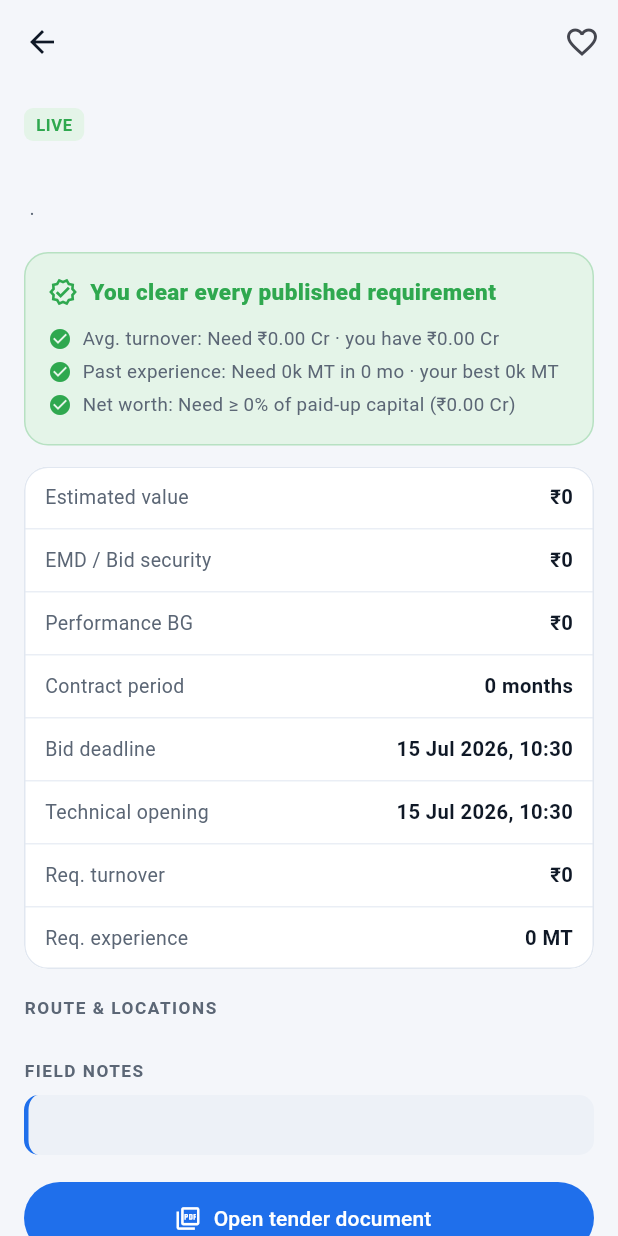
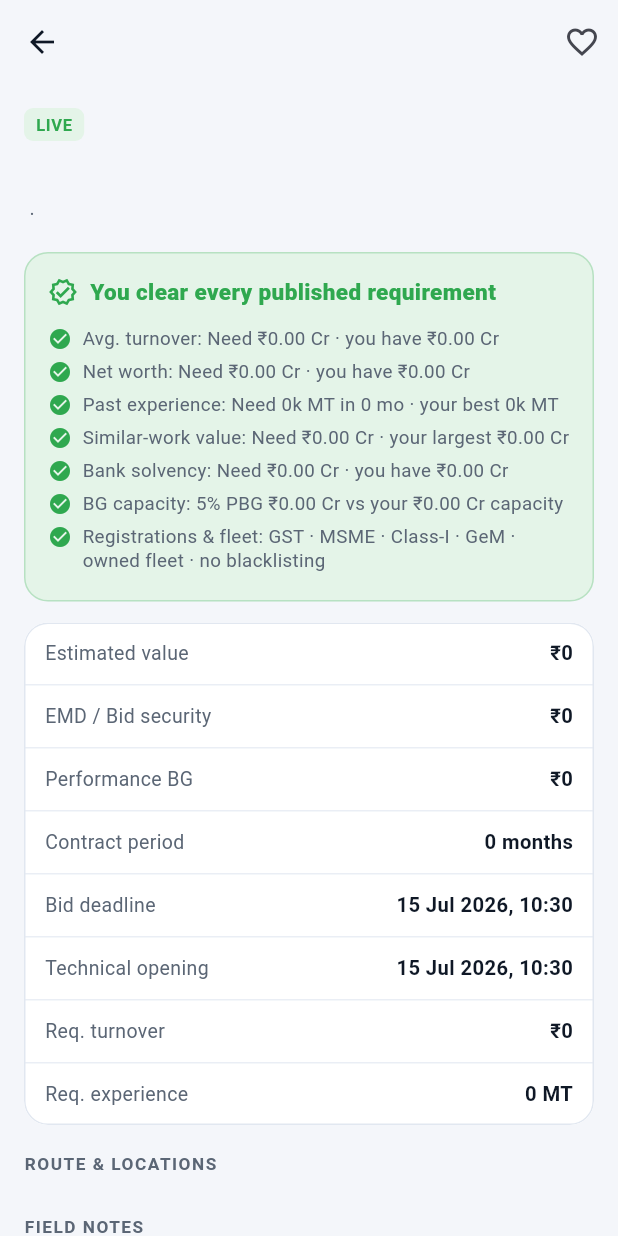
Before and after one commit to aman55501-cyber/mdo-platform, a Flutter app: the TenderDetailScreen screen opened directly with empty values, on a phone screen of 412 x 824 dp. Run offline on Flutter 3.47's test engine with Material 3 defaults, Android fonts, the phone set to English and light mode, and no system bars; our stand-ins replace flutter_local_notifications, google_maps_flutter, supabase_flutter, timezone; accounts and stored records are empty.

Commit message:
Add Eligibility module (4th tab) with corrected criteria engine
- New Eligibility tab: judges every open tender against the full profile and
  splits into Eligible / Needs review buckets, with a per-criterion breakdown.
- Eligibility engine extended to all four groups: turnover & net worth,
  experience (tonnage + similar-work value), solvency/EMD/PBG capacity,
  registrations/fleet/blacklisting.
- Fixed net-worth test: compares against absolute requirement or % of contract
  value, never % of paid-up capital (the old bug that could misjudge).
- Soft vs hard checks: BG shortfall flags but does not disqualify.
- OrgProfile + Tender models gain solvency, PBG capacity, largest work order,
  registration flags, and qr_networth/experience-value/solvency thresholds.

Co-Authored-By: Claude Opus 4.8 <noreply@anthropic.com>

```diff
--- a/vwlr_tender_map/lib/models/org_profile.dart
+++ b/vwlr_tender_map/lib/models/org_profile.dart
@@ -13,7 +13,15 @@ class OrgProfile {
   final num? maxExperienceMt;
   final int? experienceWindowMonths;
   final num? maxSingleMonthMt;
+  final num? largestWorkOrderInr;
+  final num? largestWorkOrderMt;
+  final num? solvencyInr;
+  final num? pbgCapacityInr;
   final bool isMsme;
+  final bool isClass1;
+  final bool isGem;
+  final bool hasGst;
+  final bool blacklisted;
   final int operatingRadiusKm;
 
   OrgProfile({
@@ -28,7 +36,15 @@ class OrgProfile {
     this.maxExperienceMt,
     this.experienceWindowMonths,
     this.maxSingleMonthMt,
+    this.largestWorkOrderInr,
+    this.largestWorkOrderMt,
+    this.solvencyInr,
+    this.pbgCapacityInr,
     this.isMsme = true,
+    this.isClass1 = true,
+    this.isGem = true,
+    this.hasGst = true,
+    this.blacklisted = false,
     this.operatingRadiusKm = 300,
   });
 
@@ -44,7 +60,15 @@ class OrgProfile {
         maxExperienceMt: _n(m['max_experience_mt']),
         experienceWindowMonths: m['experience_window_months'] == null ? null : _i(m['experience_window_months'], 0),
         maxSingleMonthMt: _n(m['max_single_month_mt']),
+        largestWorkOrderInr: _n(m['largest_work_order_inr']),
+        largestWorkOrderMt: _n(m['largest_work_order_mt']),
+        solvencyInr: _n(m['solvency_inr']),
+        pbgCapacityInr: _n(m['pbg_capacity_inr']),
         isMsme: m['is_msme'] ?? true,
+        isClass1: m['is_class1'] ?? true,
+        isGem: m['is_gem'] ?? true,
+        hasGst: m['has_gst'] ?? true,
+        blacklisted: m['blacklisted'] ?? false,
         operatingRadiusKm: _i(m['operating_radius_km'], 300),
       );
 }
--- a/vwlr_tender_map/lib/models/tender.dart
+++ b/vwlr_tender_map/lib/models/tender.dart
@@ -39,6 +39,9 @@ class Tender {
   final num? qrExperienceMt;
   final int? qrExperienceWindowMonths;
   final int? qrNetworthPct;
+  final num? qrNetworthInr;
+  final num? qrExperienceValueInr;
+  final num? qrSolvencyInr;
   final int? relevanceScore;
   final String? eligibilityNotes;
   final String? pdfUrl;
@@ -63,6 +66,9 @@ class Tender {
     this.qrExperienceMt,
     this.qrExperienceWindowMonths,
     this.qrNetworthPct,
+    this.qrNetworthInr,
+    this.qrExperienceValueInr,
+    this.qrSolvencyInr,
     this.relevanceScore,
     this.eligibilityNotes,
     this.pdfUrl,
@@ -91,6 +97,9 @@ class Tender {
       qrExperienceMt: _n(m['qr_experience_mt']),
       qrExperienceWindowMonths: _i(m['qr_experience_window_months']),
       qrNetworthPct: _i(m['qr_networth_pct']),
+      qrNetworthInr: _n(m['qr_networth_inr']),
+      qrExperienceValueInr: _n(m['qr_experience_value_inr']),
+      qrSolvencyInr: _n(m['qr_solvency_inr']),
       relevanceScore: _i(m['relevance_score']),
       eligibilityNotes: m['eligibility_notes'],
       pdfUrl: m['pdf_url'],
--- a/vwlr_tender_map/lib/screens/home_shell.dart
+++ b/vwlr_tender_map/lib/screens/home_shell.dart
@@ -5,6 +5,7 @@ import '../services/eligibility.dart';
 import '../services/notifications.dart';
 import '../services/tender_repository.dart';
 import 'dashboard_screen.dart';
+import 'eligibility_screen.dart';
 import 'list_screen.dart';
 import 'map_screen.dart';
 import 'tender_detail_screen.dart';
@@ -114,7 +115,7 @@ class _HomeShellState extends State<HomeShell> {
       );
     }
 
-    final titles = ['Map', 'Tenders', 'Dashboard'];
+    final titles = ['Map', 'Tenders', 'Eligibility', 'Dashboard'];
     final pages = [
       MapScreen(org: _org!, tenders: _tenders, onOpen: _open),
       ListScreen(
@@ -123,6 +124,7 @@ class _HomeShellState extends State<HomeShell> {
           relevantIds: _relevantIds,
           onOpen: _open,
           onHeart: _heart),
+      EligibilityScreen(org: _org!, tenders: _tenders, onOpen: _open),
       DashboardScreen(
           org: _org!, tenders: _tenders, eligibleIds: _eligibleIds),
     ];
@@ -143,6 +145,8 @@ class _HomeShellState extends State<HomeShell> {
           NavigationDestination(
               icon: Icon(Icons.list_alt_outlined), label: 'Tenders'),
           NavigationDestination(
+              icon: Icon(Icons.fact_check_outlined), label: 'Eligibility'),
+          NavigationDestination(
               icon: Icon(Icons.dashboard_outlined), label: 'Dashboard'),
         ],
       ),
--- a/vwlr_tender_map/lib/services/eligibility.dart
+++ b/vwlr_tender_map/lib/services/eligibility.dart
@@ -3,46 +3,110 @@ import '../models/org_profile.dart';
 
 class Check {
   final String label;
-  final bool? pass; // null = not applicable / no published requirement
+  final bool? pass; // null = requirement not published / can't verify yet
   final String detail;
-  Check(this.label, this.pass, this.detail);
+  final bool hard; // hard checks gate eligibility; soft ones only inform
+  Check(this.label, this.pass, this.detail, {this.hard = true});
 }
 
 class Eligibility {
   final List<Check> checks;
   Eligibility(this.checks);
 
-  /// eligible = every applicable check passes.
-  bool get eligible =>
-      checks.where((c) => c.pass != null).every((c) => c.pass == true) &&
-      checks.any((c) => c.pass != null);
+  // A tender is judged only once its core gates (turnover / experience) are
+  // known. Hard checks decide eligibility; soft ones (BG capacity, registrations)
+  // only annotate.
+  bool get _coreParsed => checks.any((c) =>
+      (c.label == 'Avg. turnover' || c.label == 'Past experience') &&
+      c.pass != null);
+  bool get _hardFail => checks.any((c) => c.hard && c.pass == false);
 
-  bool get noPublishedCriteria => checks.every((c) => c.pass == null);
+  bool get eligible => _coreParsed && !_hardFail;
+  bool get ineligible => _coreParsed && _hardFail;
+
+  /// Criteria not yet parsed from the document — sits in the "Needs review" bucket.
+  bool get needsReview => !_coreParsed;
+  bool get noPublishedCriteria => !_coreParsed;
 }
 
 Eligibility assess(Tender t, OrgProfile o) {
   final checks = <Check>[];
 
+  // 1) Turnover & net worth ------------------------------------------------
   if (t.qrMinTurnoverInr != null && o.avgTurnoverInr != null) {
     final ok = o.avgTurnoverInr! >= t.qrMinTurnoverInr!;
     checks.add(Check('Avg. turnover', ok,
         'Need ${_cr(t.qrMinTurnoverInr!)} · you have ${_cr(o.avgTurnoverInr!)}'));
   }
+  // Net worth: absolute requirement, else % of the ESTIMATED CONTRACT VALUE
+  // (never % of paid-up capital), else a simple positive-net-worth test.
+  if (o.netWorthInr != null) {
+    if (t.qrNetworthInr != null) {
+      final ok = o.netWorthInr! >= t.qrNetworthInr!;
+      checks.add(Check('Net worth', ok,
+          'Need ${_cr(t.qrNetworthInr!)} · you have ${_cr(o.netWorthInr!)}'));
+    } else if (t.qrNetworthPct != null && t.valueInr != null) {
+      final need = (t.qrNetworthPct! / 100.0) * t.valueInr!;
+      final ok = o.netWorthInr! >= need;
+      checks.add(Check('Net worth', ok,
+          'Need ≥ ${t.qrNetworthPct}% of contract value (${_cr(need)}) · you have ${_cr(o.netWorthInr!)}'));
+    } else if (t.qrNetworthPct != null) {
+      checks.add(Check('Net worth', null,
+          'Need ≥ ${t.qrNetworthPct}% of contract value · value not published'));
+    }
+  }
 
+  // 2) Experience (tonnage & work-order value) -----------------------------
   if (t.qrExperienceMt != null && o.maxExperienceMt != null) {
     final ok = o.maxExperienceMt! >= t.qrExperienceMt!;
     checks.add(Check('Past experience', ok,
         'Need ${_mt(t.qrExperienceMt!)} in ${t.qrExperienceWindowMonths ?? '?'} mo · your best ${_mt(o.maxExperienceMt!)}'));
   }
+  if (t.qrExperienceValueInr != null) {
+    if (o.largestWorkOrderInr != null) {
+      final ok = o.largestWorkOrderInr! >= t.qrExperienceValueInr!;
+      checks.add(Check('Similar-work value', ok,
+          'Need ${_cr(t.qrExperienceValueInr!)} · your largest ${_cr(o.largestWorkOrderInr!)}'));
+    } else {
+      checks.add(Check('Similar-work value', null,
+          'Need ${_cr(t.qrExperienceValueInr!)} · add your largest work order'));
+    }
+  }
 
-  if (t.qrNetworthPct != null &&
-      o.netWorthInr != null &&
-      o.paidUpCapitalInr != null) {
-    final need = (t.qrNetworthPct! / 100.0) * o.paidUpCapitalInr!;
-    final ok = o.netWorthInr! >= need;
-    checks.add(Check('Net worth', ok,
-        'Need ≥ ${t.qrNetworthPct}% of paid-up capital (${_cr(need)})'));
+  // 3) Solvency, EMD & PBG capacity ----------------------------------------
+  if (t.qrSolvencyInr != null) {
+    if (o.solvencyInr != null) {
+      final ok = o.solvencyInr! >= t.qrSolvencyInr!;
+      checks.add(Check('Bank solvency', ok,
+          'Need ${_cr(t.qrSolvencyInr!)} · you have ${_cr(o.solvencyInr!)}'));
+    } else {
+      checks.add(Check('Bank solvency', null,
+          'Need ${_cr(t.qrSolvencyInr!)} · solvency not on file'));
+    }
   }
+  if (t.valueInr != null && o.pbgCapacityInr != null) {
+    final pbg = 0.05 * t.valueInr!;
+    final ok = pbg <= o.pbgCapacityInr!;
+    checks.add(Check('BG capacity', ok,
+        '5% PBG ${_cr(pbg)} vs your ${_cr(o.pbgCapacityInr!)} capacity${ok ? '' : ' — arrange larger BG'}',
+        hard: false));
+  }
+
+  // 4) Registrations, fleet & blacklisting ---------------------------------
+  final regOk = o.hasGst && o.isMsme && !o.blacklisted;
+  final regBits = <String>[
+    if (o.hasGst) 'GST',
+    if (o.isMsme) 'MSME',
+    if (o.isClass1) 'Class-I',
+    if (o.isGem) 'GeM',
+  ].join(' · ');
+  checks.add(Check(
+      'Registrations & fleet',
+      regOk ? true : false,
+      o.blacklisted
+          ? 'Blacklisting on record'
+          : '$regBits · owned fleet · no blacklisting',
+      hard: false));
 
   return Eligibility(checks);
 }
```
Also changed, not shown: vwlr_tender_map/lib/screens/eligibility_screen.dart (added, +156 -0 lines).
